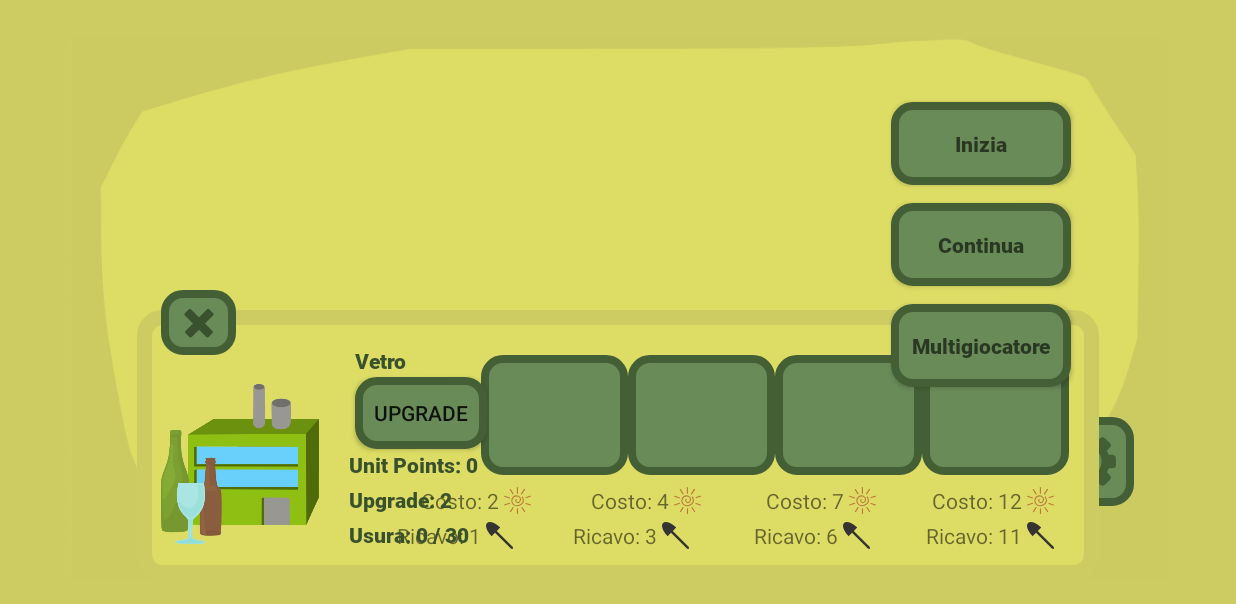
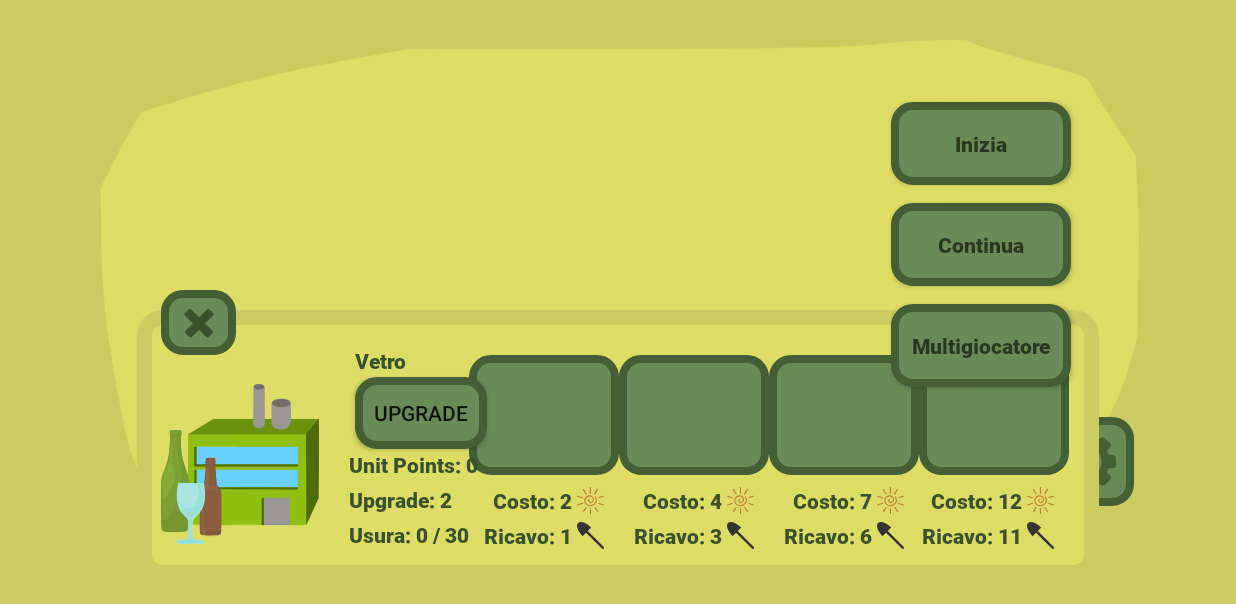
Before and after one commit to SabP391/The_Hill_Reloaded, an Android app: the fragment GlassUnitFragment placed in its activity, on a phone screen of 824 x 412 dp (held sideways). Shown: the top 604 px of the screen. Run offline under Robolectric (Android 15) with nearby library versions, the phone set to English and light mode, and no system bars; 1 statement that could not run was skipped.

Commit message:
Fix e aggiunte sul menu della centrale del vetro (completamente funzionante)

```diff
--- a/app/src/main/res/layout/fragment_glass_unit.xml
+++ b/app/src/main/res/layout/fragment_glass_unit.xml
@@ -40,11 +40,12 @@
 
     <ImageButton
         android:id="@+id/glass_unlockable1"
-        android:layout_width="98dp"
+        android:layout_width="100dp"
         android:layout_height="80dp"
         android:layout_marginTop="30dp"
+        android:layout_marginEnd="320dp"
         android:background="@drawable/bottoni_personalizzati"
-        app:layout_constraintEnd_toStartOf="@+id/glass_unlockable2"
+        app:layout_constraintEnd_toEndOf="@+id/bg_glass_frag"
         app:layout_constraintTop_toTopOf="@+id/bg_glass_frag" />
 
     <TextView
@@ -52,9 +53,10 @@
         android:layout_width="wrap_content"
         android:layout_height="wrap_content"
         android:layout_marginTop="7dp"
-        android:layout_marginEnd="40dp"
-        android:text="TextView"
-        app:layout_constraintEnd_toStartOf="@+id/glass_costo2"
+        android:layout_marginEnd="330dp"
+        android:fontFamily="@font/roboto_black"
+        android:textColor="@color/verde_scuro"
+        app:layout_constraintEnd_toEndOf="@+id/bg_glass_frag"
         app:layout_constraintTop_toBottomOf="@+id/glass_unlockable1" />
 
     <TextView
@@ -62,18 +64,20 @@
         android:layout_width="wrap_content"
         android:layout_height="wrap_content"
         android:layout_marginTop="4dp"
-        android:layout_marginEnd="40dp"
-        android:text="TextView"
-        app:layout_constraintEnd_toStartOf="@+id/glass_ricavo2"
+        android:layout_marginEnd="330dp"
+        android:fontFamily="@font/roboto_black"
+        android:textColor="@color/verde_scuro"
+        app:layout_constraintEnd_toEndOf="@+id/bg_glass_frag"
         app:layout_constraintTop_toBottomOf="@+id/glass_costo1" />
 
     <ImageButton
         android:id="@+id/glass_unlockable2"
-        android:layout_width="98dp"
+        android:layout_width="100dp"
         android:layout_height="80dp"
         android:layout_marginTop="30dp"
+        android:layout_marginEnd="220dp"
         android:background="@drawable/bottoni_personalizzati"
-        app:layout_constraintEnd_toStartOf="@+id/glass_unlockable3"
+        app:layout_constraintEnd_toEndOf="@+id/bg_glass_frag"
         app:layout_constraintTop_toTopOf="@+id/bg_glass_frag" />
 
     <TextView
@@ -81,9 +85,10 @@
         android:layout_width="wrap_content"
         android:layout_height="wrap_content"
         android:layout_marginTop="7dp"
-        android:layout_marginEnd="43dp"
-        android:text="TextView"
-        app:layout_constraintEnd_toStartOf="@+id/glass_costo3"
+        android:layout_marginEnd="230dp"
+        android:fontFamily="@font/roboto_black"
+        android:textColor="@color/verde_scuro"
+        app:layout_constraintEnd_toEndOf="@+id/bg_glass_frag"
         app:layout_constraintTop_toBottomOf="@+id/glass_unlockable2" />
 
     <TextView
@@ -91,18 +96,20 @@
         android:layout_width="wrap_content"
         android:layout_height="wrap_content"
         android:layout_marginTop="4dp"
-        android:layout_marginEnd="43dp"
-        android:text="TextView"
-        app:layout_constraintEnd_toStartOf="@+id/glass_ricavo3"
+        android:layout_marginEnd="230dp"
+        android:fontFamily="@font/roboto_black"
+        android:textColor="@color/verde_scuro"
+        app:layout_constraintEnd_toEndOf="@+id/bg_glass_frag"
         app:layout_constraintTop_toBottomOf="@+id/glass_costo2" />
 
     <ImageButton
         android:id="@+id/glass_unlockable3"
-        android:layout_width="98dp"
+        android:layout_width="100dp"
         android:layout_height="80dp"
         android:layout_marginTop="30dp"
+        android:layout_marginEnd="120dp"
         android:background="@drawable/bottoni_personalizzati"
-        app:layout_constraintEnd_toStartOf="@+id/glass_unlockable4"
+        app:layout_constraintEnd_toEndOf="@+id/bg_glass_frag"
         app:layout_constraintTop_toTopOf="@+id/bg_glass_frag" />
 
     <TextView
@@ -110,9 +117,10 @@
         android:layout_width="wrap_content"
         android:layout_height="wrap_content"
         android:layout_marginTop="7dp"
-        android:layout_marginEnd="37dp"
-        android:text="TextView"
-        app:layout_constraintEnd_toStartOf="@+id/glass_costo4"
+        android:layout_marginEnd="130dp"
+        android:fontFamily="@font/roboto_black"
+        android:textColor="@color/verde_scuro"
+        app:layout_constraintEnd_toEndOf="@+id/bg_glass_frag"
         app:layout_constraintTop_toBottomOf="@+id/glass_unlockable3" />
 
     <TextView
@@ -120,14 +128,15 @@
         android:layout_width="wrap_content"
         android:layout_height="wrap_content"
         android:layout_marginTop="4dp"
-        android:layout_marginEnd="37dp"
-        android:text="TextView"
-        app:layout_constraintEnd_toStartOf="@+id/glass_ricavo4"
+        android:layout_marginEnd="130dp"
+        android:fontFamily="@font/roboto_black"
+        android:textColor="@color/verde_scuro"
+        app:layout_constraintEnd_toEndOf="@+id/bg_glass_frag"
         app:layout_constraintTop_toBottomOf="@+id/glass_costo3" />
 
     <ImageButton
         android:id="@+id/glass_unlockable4"
-        android:layout_width="98dp"
+        android:layout_width="100dp"
         android:layout_height="80dp"
         android:layout_marginTop="30dp"
         android:layout_marginEnd="20dp"
@@ -141,7 +150,8 @@
         android:layout_height="wrap_content"
         android:layout_marginTop="7dp"
         android:layout_marginEnd="30dp"
-        android:text="TextView"
+        android:fontFamily="@font/roboto_black"
+        android:textColor="@color/verde_scuro"
         app:layout_constraintEnd_toEndOf="@+id/bg_glass_frag"
         app:layout_constraintTop_toBottomOf="@+id/glass_unlockable4" />
 
@@ -151,7 +161,8 @@
         android:layout_height="wrap_content"
         android:layout_marginTop="4dp"
         android:layout_marginEnd="30dp"
-        android:text="TextView"
+        android:fontFamily="@font/roboto_black"
+        android:textColor="@color/verde_scuro"
         app:layout_constraintEnd_toEndOf="@+id/bg_glass_frag"
         app:layout_constraintTop_toBottomOf="@+id/glass_costo4" />
 
@@ -214,8 +225,8 @@
 
     <FrameLayout
         android:id="@+id/unlockable_glass"
-        android:layout_width="462dp"
-        android:layout_height="58dp"
+        android:layout_width="match_parent"
+        android:layout_height="match_parent"
         android:translationZ="10dp"
         app:layout_constraintBottom_toBottomOf="parent"
         app:layout_constraintEnd_toEndOf="parent"
```
